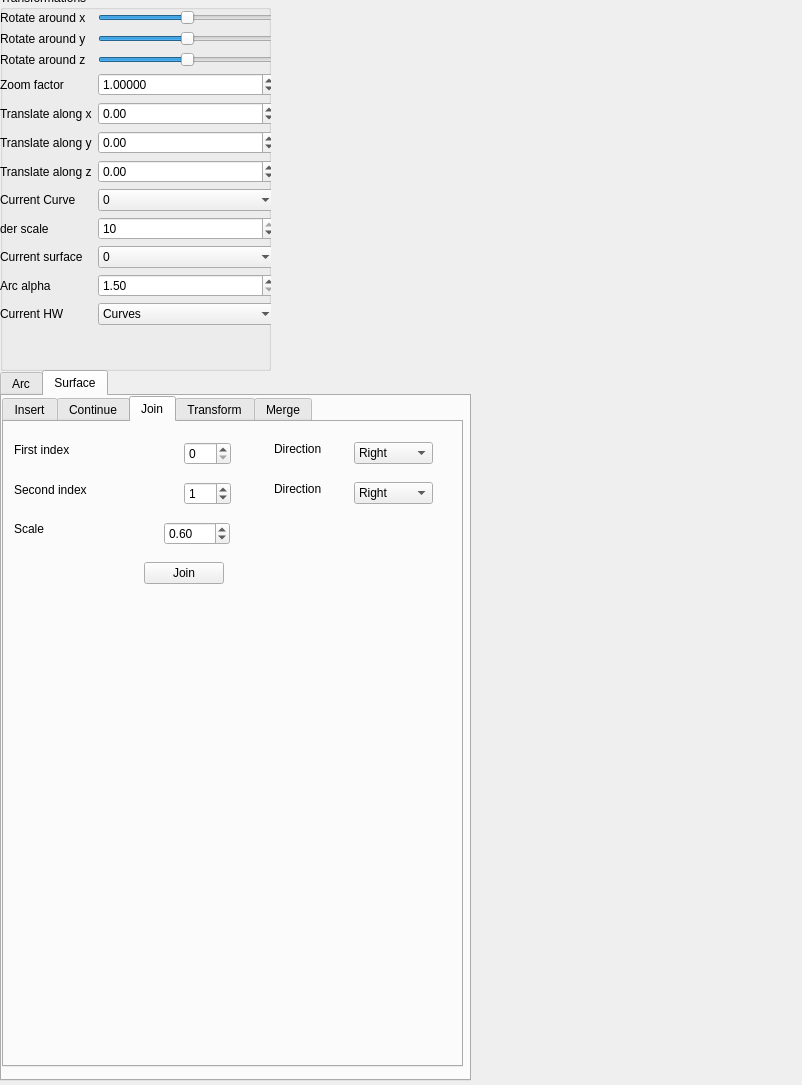
Qt form Qtframework/GUI/SideWidget.ui (BNandor/Computer-Aided-Geometric-Design) before a commit.
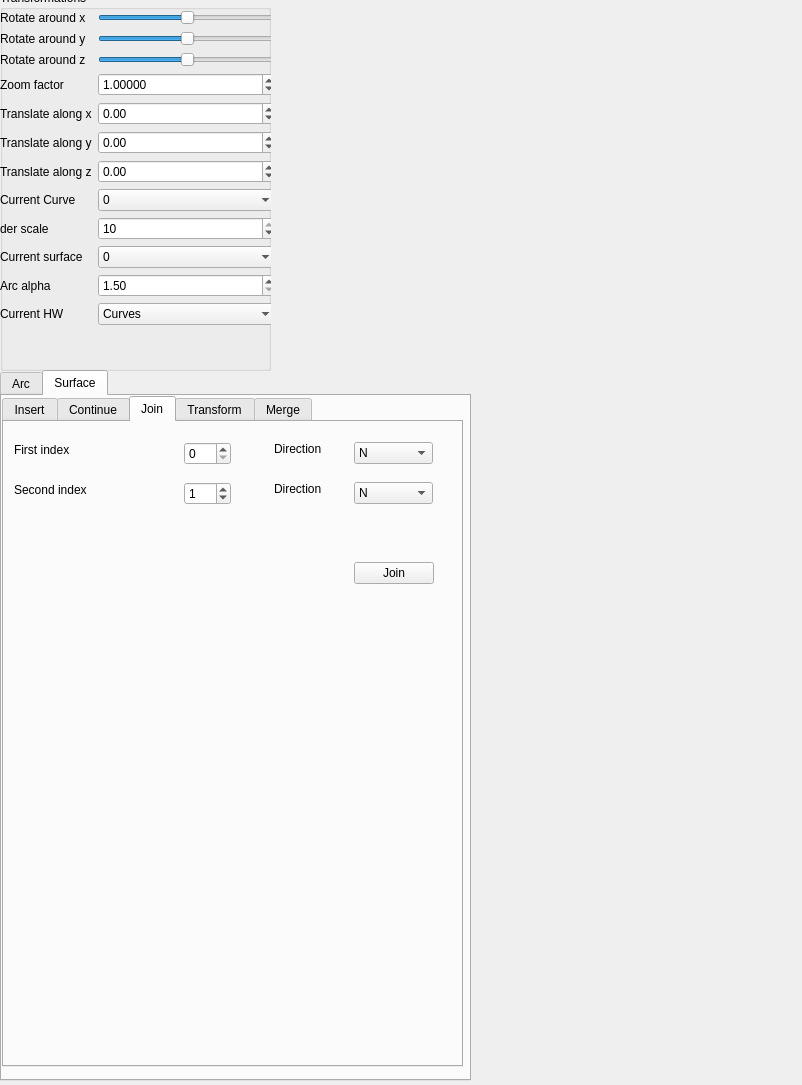
The same form after that commit. The open tabs and pages were chosen to show the change.

Commit message: added join in N,W,S,E directions, and their combinations

The edit to the form file:
```diff
--- a/Qtframework/GUI/SideWidget.ui
+++ b/Qtframework/GUI/SideWidget.ui
@@ -2172,36 +2172,10 @@
         <number>1</number>
        </property>
       </widget>
-      <widget class="QLabel" name="label_42">
+      <widget class="QPushButton" name="PatchJoinButton">
        <property name="geometry">
         <rect>
-         <x>10</x>
-         <y>100</y>
-         <width>59</width>
-         <height>14</height>
-        </rect>
-       </property>
-       <property name="text">
-        <string>Scale</string>
-       </property>
-      </widget>
-      <widget class="QDoubleSpinBox" name="ArcJoinScale_2">
-       <property name="geometry">
-        <rect>
-         <x>160</x>
-         <y>100</y>
-         <width>66</width>
-         <height>23</height>
-        </rect>
-       </property>
-       <property name="value">
-        <double>0.600000000000000</double>
-       </property>
-      </widget>
-      <widget class="QPushButton" name="ArcJoinButton_2">
-       <property name="geometry">
-        <rect>
-         <x>140</x>
+         <x>350</x>
          <y>140</y>
          <width>80</width>
          <height>22</height>
@@ -2222,7 +2196,7 @@
        </property>
        <item>
         <property name="text">
-         <string>Right</string>
+         <string>N</string>
         </property>
        </item>
        <item>
@@ -2230,19 +2204,9 @@
          <string>Left</string>
         </property>
        </item>
-      </widget>
-      <widget class="QComboBox" name="ArcJoinSecondDirection_2">
-       <property name="geometry">
-        <rect>
-         <x>350</x>
-         <y>60</y>
-         <width>79</width>
-         <height>22</height>
-        </rect>
-       </property>
        <item>
         <property name="text">
-         <string>Right</string>
+         <string>E</string>
         </property>
        </item>
        <item>
@@ -2277,6 +2241,56 @@
         <string>Direction</string>
        </property>
       </widget>
+      <widget class="QComboBox" name="PatchJoinSecondDirection">
+       <property name="geometry">
+        <rect>
+         <x>350</x>
+         <y>60</y>
+         <width>79</width>
+         <height>22</height>
+        </rect>
+       </property>
+       <item>
+        <property name="text">
+         <string>N</string>
+        </property>
+       </item>
+       <item>
+        <property name="text">
+         <string>NE</string>
+        </property>
+       </item>
+       <item>
+        <property name="text">
+         <string>E</string>
+        </property>
+       </item>
+       <item>
+        <property name="text">
+         <string>SE</string>
+        </property>
+       </item>
+       <item>
+        <property name="text">
+         <string>S</string>
+        </property>
+       </item>
+       <item>
+        <property name="text">
+         <string>SW</string>
+        </property>
+       </item>
+       <item>
+        <property name="text">
+         <string>W</string>
+        </property>
+       </item>
+       <item>
+        <property name="text">
+         <string>NW</string>
+        </property>
+       </item>
+      </widget>
      </widget>
      <widget class="QWidget" name="tab_5">
       <attribute name="title">
```
Left out of the diff: 75 changed lines with no effect on the pictures. The commit also changes 6 other files.
